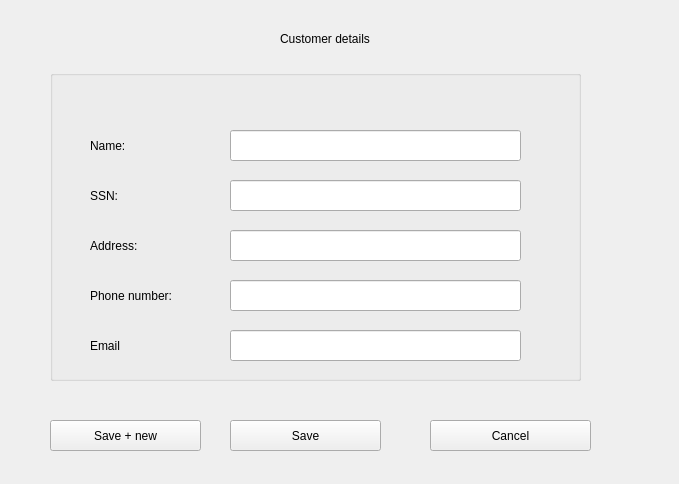
First picture: the form in customerdetails.ui, repository jonathansaetre/BankSystem, before the edit.
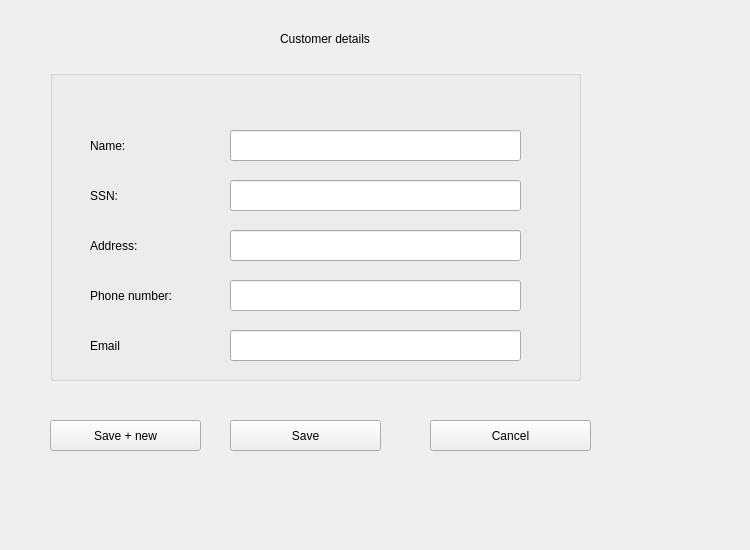
Second picture: the form after the edit.

Patch:
```diff
--- a/customerdetails.ui
+++ b/customerdetails.ui
@@ -6,8 +6,8 @@
    <rect>
     <x>0</x>
     <y>0</y>
-    <width>679</width>
-    <height>484</height>
+    <width>750</width>
+    <height>550</height>
    </rect>
   </property>
   <property name="windowTitle">
```
Left out of the diff: 2 changed lines with no effect on the pictures.
